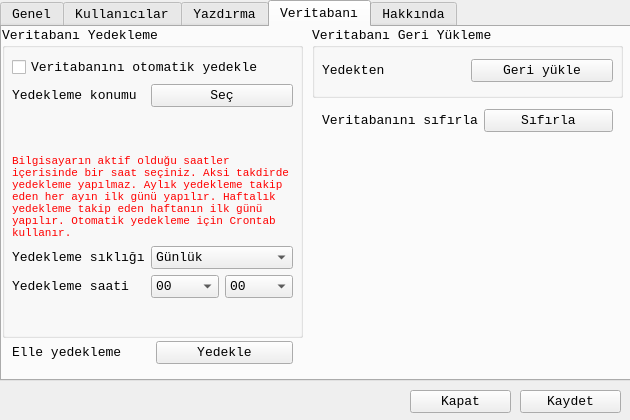
This is ayarlardialog.ui in mamoo81/bhss as Qt 5 draws it before an edit. The edited form follows.
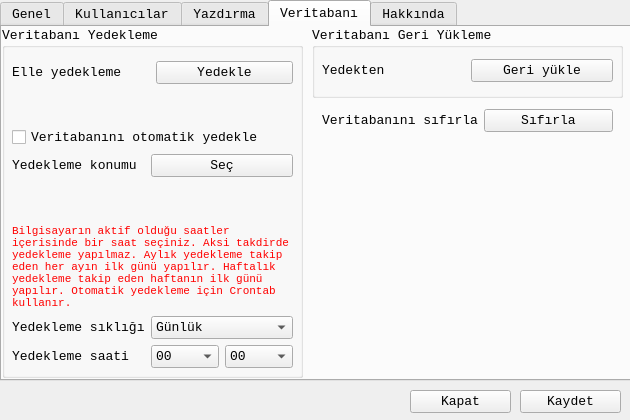
This is the edited form. The open tabs and pages were chosen to show the change. Icons and pictures are not drawn.

Commit message: düzeltme

```diff
--- a/ayarlardialog.ui
+++ b/ayarlardialog.ui
@@ -374,7 +374,7 @@
        <x>0</x>
        <y>0</y>
        <width>301</width>
-       <height>311</height>
+       <height>351</height>
       </rect>
      </property>
      <property name="title">
@@ -384,7 +384,7 @@
       <property name="geometry">
        <rect>
         <x>10</x>
-        <y>30</y>
+        <y>100</y>
         <width>281</width>
         <height>241</height>
        </rect>
@@ -912,6 +912,32 @@
        </item>
       </layout>
      </widget>
+     <widget class="QWidget" name="layoutWidget_2">
+      <property name="geometry">
+       <rect>
+        <x>10</x>
+        <y>30</y>
+        <width>281</width>
+        <height>31</height>
+       </rect>
+      </property>
+      <layout class="QHBoxLayout" name="horizontalLayout">
+       <item>
+        <widget class="QLabel" name="label_18">
+         <property name="text">
+          <string>Elle yedekleme</string>
+         </property>
+        </widget>
+       </item>
+       <item>
+        <widget class="QPushButton" name="YedeklepushButton">
+         <property name="text">
+          <string>Yedekle</string>
+         </property>
+        </widget>
+       </item>
+      </layout>
+     </widget>
     </widget>
     <widget class="QGroupBox" name="groupBox_3">
      <property name="geometry">
@@ -952,32 +978,6 @@
       </layout>
      </widget>
     </widget>
-    <widget class="QWidget" name="layoutWidget_2">
-     <property name="geometry">
-      <rect>
-       <x>10</x>
-       <y>310</y>
-       <width>281</width>
-       <height>31</height>
-      </rect>
-     </property>
-     <layout class="QHBoxLayout" name="horizontalLayout">
-      <item>
-       <widget class="QLabel" name="label_18">
-        <property name="text">
-         <string>Elle yedekleme</string>
-        </property>
-       </widget>
-      </item>
-      <item>
-       <widget class="QPushButton" name="YedeklepushButton">
-        <property name="text">
-         <string>Yedekle</string>
-        </property>
-       </widget>
-      </item>
-     </layout>
-    </widget>
     <widget class="QWidget" name="layoutWidget">
      <property name="geometry">
       <rect>
```
